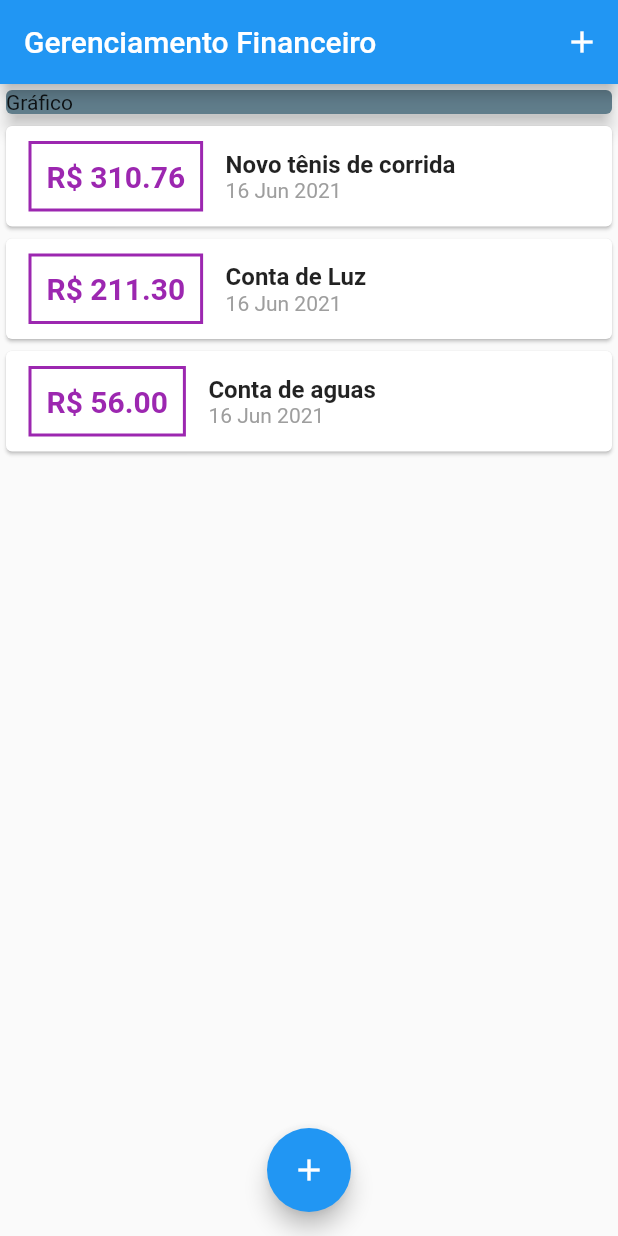
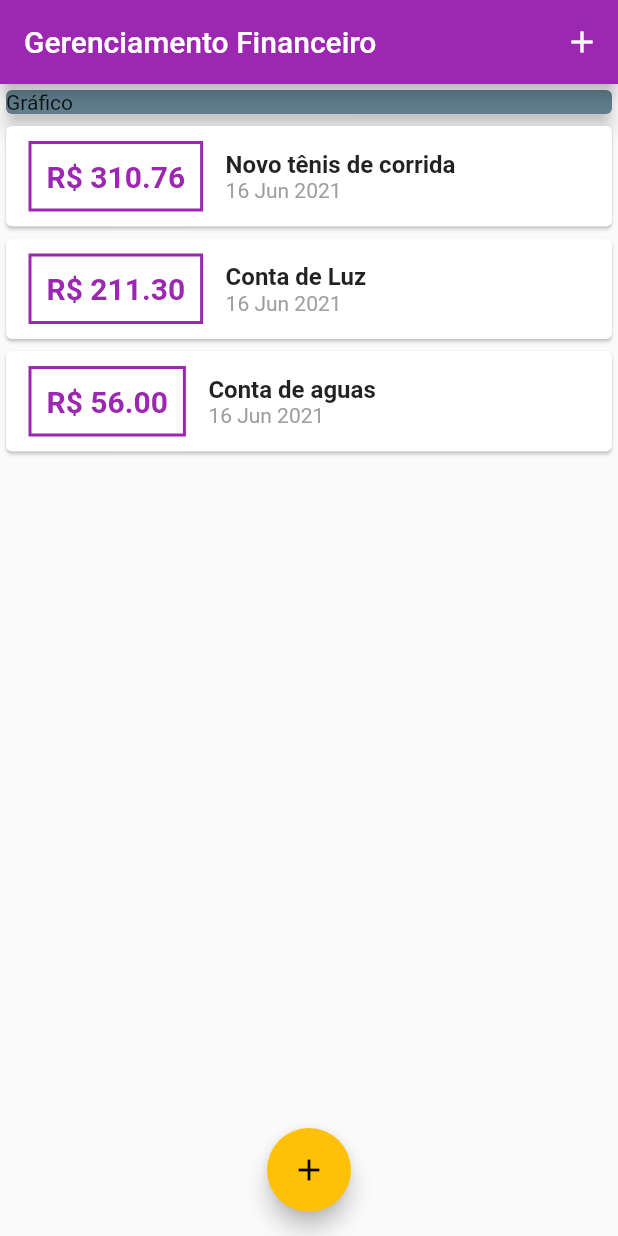
Before and after one commit to thiago-anjos/flutter-expenses, a Flutter app: the screen it shows after launch, on a phone screen of 412 x 824 dp. Run offline on Flutter 3.47's test engine with Material 2 defaults, Android fonts, the phone set to English and light mode, and no system bars.

Commit message:
definição básica do tema

```diff
--- a/lib/components/transaction_list.dart
+++ b/lib/components/transaction_list.dart
@@ -21,7 +21,7 @@ class TransactionList extends StatelessWidget {
                 margin: EdgeInsets.symmetric(horizontal: 15, vertical: 10),
                 decoration: BoxDecoration(
                     border: Border.all(
-                  color: Colors.purple,
+                  color: Theme.of(context).primaryColor,
                   width: 2,
                 )),
                 padding: EdgeInsets.all(10),
@@ -30,7 +30,7 @@ class TransactionList extends StatelessWidget {
                   style: TextStyle(
                       fontWeight: FontWeight.bold,
                       fontSize: 20,
-                      color: Colors.purple),
+                      color: Theme.of(context).primaryColor),
                 ),
               ),
               Column(
--- a/lib/main.dart
+++ b/lib/main.dart
@@ -9,7 +9,10 @@ main() => runApp(ExpensesApp());
 class ExpensesApp extends StatelessWidget {
   @override
   Widget build(BuildContext context) {
-    return MaterialApp(home: MyHomePage());
+    return MaterialApp(
+      home: MyHomePage(),
+      theme: ThemeData(primarySwatch: Colors.purple, accentColor: Colors.amber),
+    );
   }
 }
 
```
